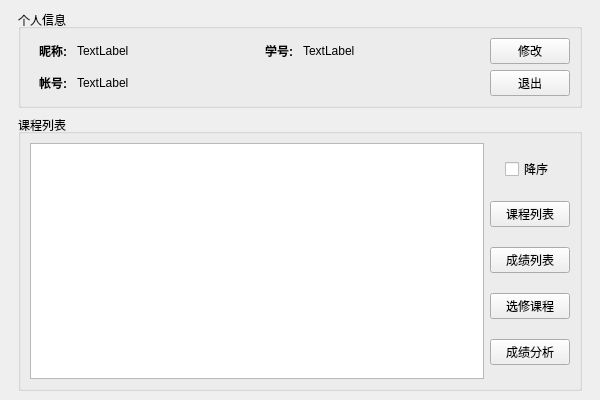
fanenr/cxx-DB-client, file ui/home.ui: the form before one commit.
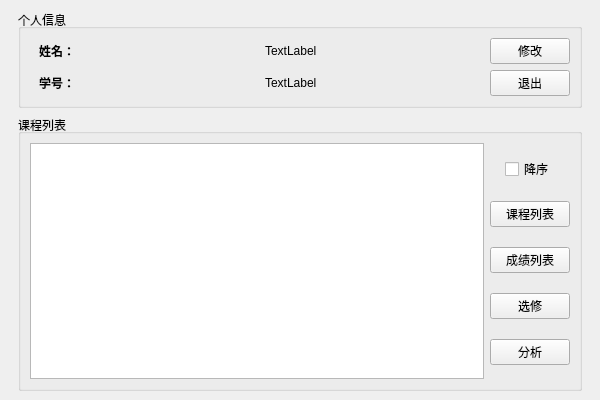
The form after the commit.

The edit to the form file:
```diff
--- a/ui/home.ui
+++ b/ui/home.ui
@@ -29,31 +29,12 @@
       <property name="alignment">
        <set>Qt::AlignmentFlag::AlignLeading|Qt::AlignmentFlag::AlignLeft|Qt::AlignmentFlag::AlignVCenter</set>
       </property>
-      <layout class="QHBoxLayout" name="hbox">
+      <layout class="QHBoxLayout" name="hbox" stretch="1,0">
        <item>
-        <layout class="QGridLayout" name="grid" columnstretch="0,1,0,1">
+        <layout class="QGridLayout" name="grid" columnstretch="0,0">
          <property name="leftMargin">
           <number>9</number>
          </property>
-         <item row="1" column="0">
-          <widget class="QLabel" name="hint2">
-           <property name="font">
-            <font>
-             <bold>true</bold>
-            </font>
-           </property>
-           <property name="text">
-            <string>帐号: </string>
-           </property>
-          </widget>
-         </item>
-         <item row="0" column="3">
-          <widget class="QLabel" name="info3">
-           <property name="text">
-            <string>TextLabel</string>
-           </property>
-          </widget>
-         </item>
          <item row="0" column="1">
           <widget class="QLabel" name="info1">
            <property name="text">
@@ -61,25 +42,6 @@
            </property>
           </widget>
          </item>
-         <item row="0" column="2">
-          <widget class="QLabel" name="hint3">
-           <property name="font">
-            <font>
-             <bold>true</bold>
-            </font>
-           </property>
-           <property name="text">
-            <string>学号: </string>
-           </property>
-          </widget>
-         </item>
-         <item row="1" column="1">
-          <widget class="QLabel" name="info2">
-           <property name="text">
-            <string>TextLabel</string>
-           </property>
-          </widget>
-         </item>
          <item row="0" column="0">
           <widget class="QLabel" name="hint1">
            <property name="font">
@@ -88,7 +50,26 @@
             </font>
            </property>
            <property name="text">
-            <string>昵称: </string>
+            <string>姓名：</string>
+           </property>
+          </widget>
+         </item>
+         <item row="1" column="1">
+          <widget class="QLabel" name="info2">
+           <property name="text">
+            <string>TextLabel</string>
+           </property>
+          </widget>
+         </item>
+         <item row="1" column="0">
+          <widget class="QLabel" name="hint2">
+           <property name="font">
+            <font>
+             <bold>true</bold>
+            </font>
+           </property>
+           <property name="text">
+            <string>学号：</string>
            </property>
           </widget>
          </item>
@@ -199,7 +180,7 @@
             </sizepolicy>
            </property>
            <property name="text">
-            <string>选修课程</string>
+            <string>选修</string>
            </property>
           </widget>
          </item>
@@ -212,7 +193,7 @@
             </sizepolicy>
            </property>
            <property name="text">
-            <string>成绩分析</string>
+            <string>分析</string>
            </property>
           </widget>
          </item>
```
